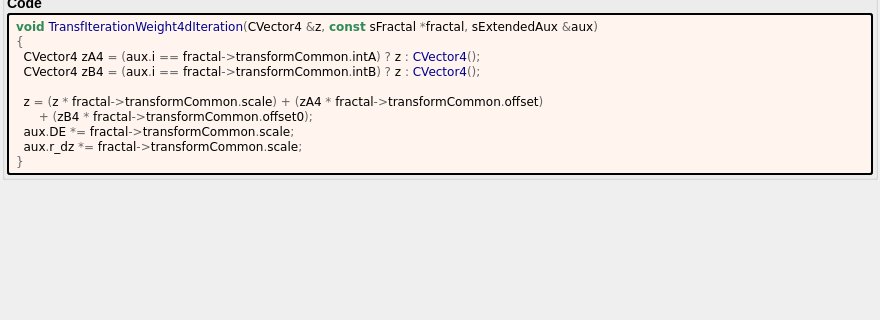
Above: mandelbulber2/formula/ui/transf_iteration_weight4d.ui from buddhi1980/mandelbulber2 before the change; both pictures show x 0 to 880 and y 192 to 512 of the 880 by 712 pixel window. Below: the same form after it.
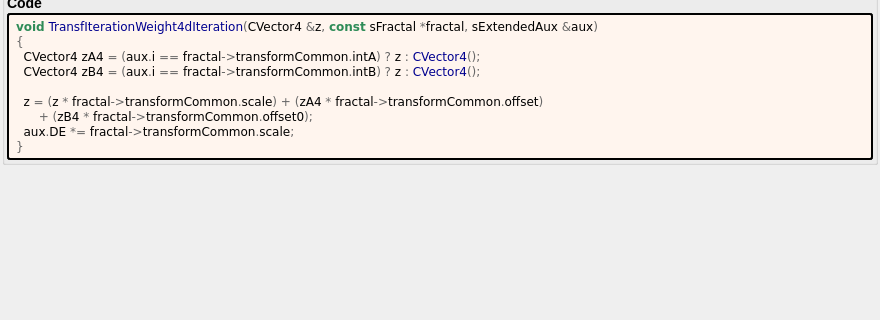
That is the form after the change. Custom widgets are drawn as their Qt base class.

```diff
--- a/mandelbulber2/formula/ui/transf_iteration_weight4d.ui
+++ b/mandelbulber2/formula/ui/transf_iteration_weight4d.ui
@@ -267,7 +267,6 @@
   z &lt;span style=&quot;color:#676767&quot;&gt;= (&lt;/span&gt;z &lt;span style=&quot;color:#676767&quot;&gt;*&lt;/span&gt; fractal&lt;span style=&quot;color:#676767&quot;&gt;-&amp;gt;&lt;/span&gt;transformCommon&lt;span style=&quot;color:#676767&quot;&gt;.&lt;/span&gt;scale&lt;span style=&quot;color:#676767&quot;&gt;) + (&lt;/span&gt;zA4 &lt;span style=&quot;color:#676767&quot;&gt;*&lt;/span&gt; fractal&lt;span style=&quot;color:#676767&quot;&gt;-&amp;gt;&lt;/span&gt;transformCommon&lt;span style=&quot;color:#676767&quot;&gt;.&lt;/span&gt;offset&lt;span style=&quot;color:#676767&quot;&gt;)&lt;/span&gt;
       &lt;span style=&quot;color:#676767&quot;&gt;+ (&lt;/span&gt;zB4 &lt;span style=&quot;color:#676767&quot;&gt;*&lt;/span&gt; fractal&lt;span style=&quot;color:#676767&quot;&gt;-&amp;gt;&lt;/span&gt;transformCommon&lt;span style=&quot;color:#676767&quot;&gt;.&lt;/span&gt;offset0&lt;span style=&quot;color:#676767&quot;&gt;);&lt;/span&gt;
   aux&lt;span style=&quot;color:#676767&quot;&gt;.&lt;/span&gt;DE &lt;span style=&quot;color:#676767&quot;&gt;*=&lt;/span&gt; fractal&lt;span style=&quot;color:#676767&quot;&gt;-&amp;gt;&lt;/span&gt;transformCommon&lt;span style=&quot;color:#676767&quot;&gt;.&lt;/span&gt;scale&lt;span style=&quot;color:#676767&quot;&gt;;&lt;/span&gt;
-  aux&lt;span style=&quot;color:#676767&quot;&gt;.&lt;/span&gt;r_dz &lt;span style=&quot;color:#676767&quot;&gt;*=&lt;/span&gt; fractal&lt;span style=&quot;color:#676767&quot;&gt;-&amp;gt;&lt;/span&gt;transformCommon&lt;span style=&quot;color:#676767&quot;&gt;.&lt;/span&gt;scale&lt;span style=&quot;color:#676767&quot;&gt;;&lt;/span&gt;
 &lt;span style=&quot;color:#676767&quot;&gt;}&lt;/span&gt;
 &lt;/pre&gt;
 &lt;/body&gt;</string>
```
